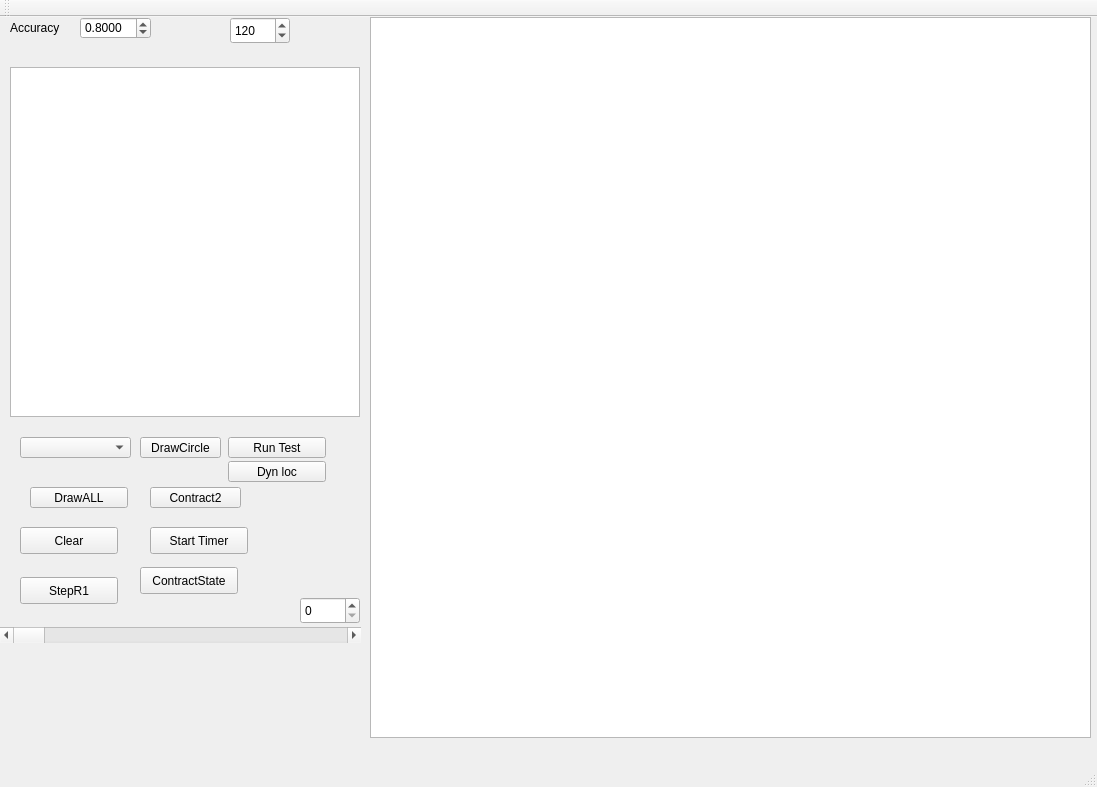
Before: the Qt Designer form mainwindow.ui in benEnsta/faultManchester, drawn with Qt 5.
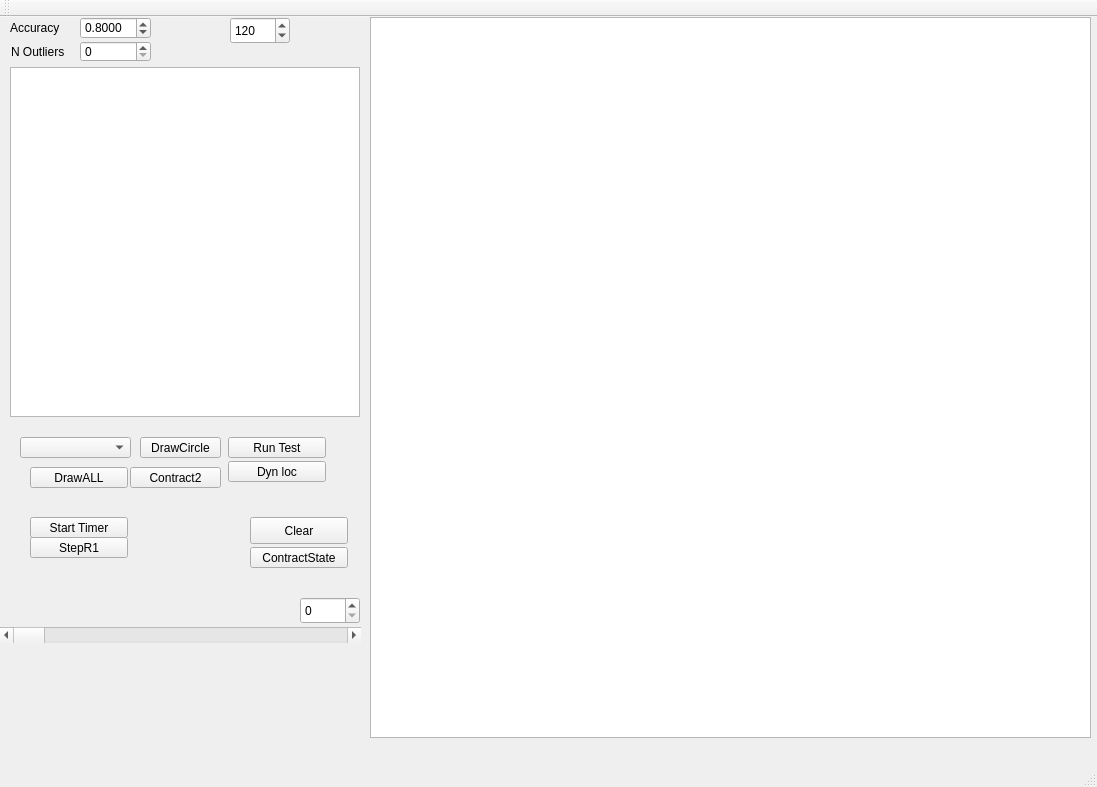
After: the same form once the commit is applied.

Patch:
```diff
--- a/mainwindow.ui
+++ b/mainwindow.ui
@@ -93,8 +93,8 @@
    <widget class="QPushButton" name="clearButtton">
     <property name="geometry">
      <rect>
-      <x>20</x>
-      <y>510</y>
+      <x>250</x>
+      <y>500</y>
       <width>98</width>
       <height>27</height>
      </rect>
@@ -106,8 +106,8 @@
    <widget class="QPushButton" name="testContract2">
     <property name="geometry">
      <rect>
-      <x>150</x>
-      <y>470</y>
+      <x>130</x>
+      <y>450</y>
       <width>91</width>
       <height>21</height>
      </rect>
@@ -119,10 +119,10 @@
    <widget class="QPushButton" name="startTimer">
     <property name="geometry">
      <rect>
-      <x>150</x>
-      <y>510</y>
+      <x>30</x>
+      <y>500</y>
       <width>98</width>
-      <height>27</height>
+      <height>21</height>
      </rect>
     </property>
     <property name="text">
@@ -132,10 +132,10 @@
    <widget class="QPushButton" name="contractState">
     <property name="geometry">
      <rect>
-      <x>140</x>
-      <y>550</y>
+      <x>250</x>
+      <y>530</y>
       <width>98</width>
-      <height>27</height>
+      <height>21</height>
      </rect>
     </property>
     <property name="text">
@@ -162,7 +162,7 @@
     <property name="geometry">
      <rect>
       <x>30</x>
-      <y>470</y>
+      <y>450</y>
       <width>98</width>
       <height>21</height>
      </rect>
@@ -174,10 +174,10 @@
    <widget class="QPushButton" name="stepR1">
     <property name="geometry">
      <rect>
-      <x>20</x>
-      <y>560</y>
+      <x>30</x>
+      <y>520</y>
       <width>98</width>
-      <height>27</height>
+      <height>21</height>
      </rect>
     </property>
     <property name="text">
@@ -256,6 +256,29 @@
      </rect>
     </property>
    </widget>
+   <widget class="QSpinBox" name="spinBox">
+    <property name="geometry">
+     <rect>
+      <x>80</x>
+      <y>24</y>
+      <width>71</width>
+      <height>21</height>
+     </rect>
+    </property>
+   </widget>
+   <widget class="QLabel" name="label_Epsilon_2">
+    <property name="geometry">
+     <rect>
+      <x>11</x>
+      <y>24</y>
+      <width>71</width>
+      <height>21</height>
+     </rect>
+    </property>
+    <property name="text">
+     <string>N Outliers</string>
+    </property>
+   </widget>
   </widget>
   <widget class="QMenuBar" name="menuBar">
    <property name="geometry">
```
